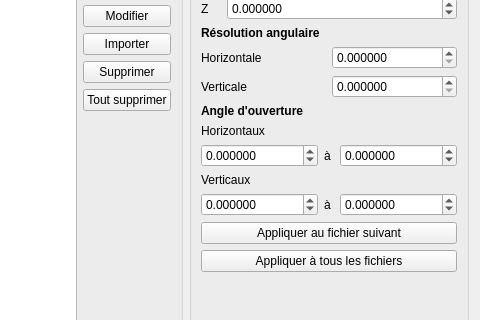
First picture: the form in pluginlvox/mk/view/loadfileconfiguration.ui, repository computree/computree-plugin-lvox, before the edit; both pictures show x 358 to 838 and y 219 to 539 of the 838 by 630 pixel window.
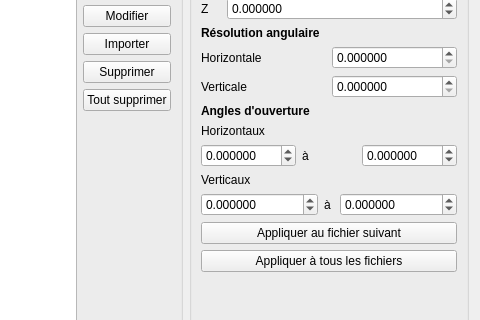
Second picture: the form after the edit.

Commit message:
Fix theta phi angles convention
The theta angle is horizontal and phi is vertical.

Patch:
```diff
--- a/pluginlvox/mk/view/loadfileconfiguration.ui
+++ b/pluginlvox/mk/view/loadfileconfiguration.ui
@@ -335,16 +335,66 @@
         <item>
          <widget class="QLabel" name="label_11">
           <property name="text">
-           <string>&lt;html&gt;&lt;head/&gt;&lt;body&gt;&lt;p&gt;&lt;span style=&quot; font-weight:600;&quot;&gt;Angle d'ouverture&lt;/span&gt;&lt;/p&gt;&lt;/body&gt;&lt;/html&gt;</string>
+           <string>&lt;html&gt;&lt;head/&gt;&lt;body&gt;&lt;p&gt;&lt;span style=&quot; font-weight:600;&quot;&gt;Angles d'ouverture&lt;/span&gt;&lt;/p&gt;&lt;/body&gt;&lt;/html&gt;</string>
           </property>
          </widget>
         </item>
         <item>
+         <layout class="QGridLayout" name="gridLayout_5">
+          <item row="0" column="0">
+           <widget class="QLabel" name="label_17">
+            <property name="text">
+             <string>Horizontaux</string>
+            </property>
+           </widget>
+          </item>
+          <item row="1" column="0">
          <layout class="QGridLayout" name="gridLayout_3">
-          <property name="bottomMargin">
-           <number>0</number>
-          </property>
-          <item row="1" column="0">
+            <item row="0" column="0">
+             <widget class="QDoubleSpinBox" name="doubleSpinBoxStartTheta">
+              <property name="decimals">
+               <number>6</number>
+              </property>
+              <property name="minimum">
+               <double>-360.000000000000000</double>
+              </property>
+              <property name="maximum">
+               <double>360.000000000000000</double>
+              </property>
+             </widget>
+            </item>
+            <item row="0" column="1">
+             <widget class="QLabel" name="label_18">
+              <property name="text">
+               <string>à</string>
+              </property>
+             </widget>
+            </item>
+            <item row="0" column="2">
+             <widget class="QDoubleSpinBox" name="doubleSpinBoxEndTheta">
+              <property name="decimals">
+               <number>6</number>
+              </property>
+              <property name="minimum">
+               <double>-360.000000000000000</double>
+              </property>
+              <property name="maximum">
+               <double>360.000000000000000</double>
+              </property>
+             </widget>
+            </item>
+           </layout>
+          </item>
+          <item row="2" column="0">
+           <widget class="QLabel" name="label_12">
+            <property name="text">
+             <string>Verticaux</string>
+            </property>
+           </widget>
+          </item>
+          <item row="3" column="0">
+           <layout class="QGridLayout" name="gridLayout_4">
+            <item row="0" column="0">
            <widget class="QDoubleSpinBox" name="doubleSpinBoxStartPhi">
             <property name="decimals">
              <number>6</number>
@@ -357,7 +407,7 @@
             </property>
            </widget>
           </item>
-          <item row="1" column="1">
+            <item row="0" column="1">
            <widget class="QLabel" name="label_16">
             <property name="maximumSize">
              <size>
@@ -370,7 +420,7 @@
             </property>
            </widget>
           </item>
-          <item row="1" column="2">
+            <item row="0" column="2">
            <widget class="QDoubleSpinBox" name="doubleSpinBoxEndPhi">
             <property name="decimals">
              <number>6</number>
@@ -383,52 +433,7 @@
             </property>
            </widget>
           </item>
-          <item row="2" column="0" colspan="3">
-           <widget class="QLabel" name="label_17">
-            <property name="text">
-             <string>Verticaux</string>
-            </property>
-           </widget>
-          </item>
-          <item row="0" column="0" colspan="3">
-           <widget class="QLabel" name="label_12">
-            <property name="text">
-             <string>Horizontaux</string>
-            </property>
-           </widget>
-          </item>
-          <item row="3" column="0">
-           <widget class="QDoubleSpinBox" name="doubleSpinBoxStartTheta">
-            <property name="decimals">
-             <number>6</number>
-            </property>
-            <property name="minimum">
-             <double>-360.000000000000000</double>
-            </property>
-            <property name="maximum">
-             <double>360.000000000000000</double>
-            </property>
-           </widget>
-          </item>
-          <item row="3" column="2">
-           <widget class="QDoubleSpinBox" name="doubleSpinBoxEndTheta">
-            <property name="decimals">
-             <number>6</number>
-            </property>
-            <property name="minimum">
-             <double>-360.000000000000000</double>
-            </property>
-            <property name="maximum">
-             <double>360.000000000000000</double>
-            </property>
-           </widget>
-          </item>
-          <item row="3" column="1">
-           <widget class="QLabel" name="label_18">
-            <property name="text">
-             <string>à</string>
-            </property>
-           </widget>
+           </layout>
           </item>
          </layout>
         </item>
```
Left out of the diff: 14 changed lines with no effect on the pictures. Lines whose indentation alone changed are shown as unchanged. The commit also changes 3 other files.
